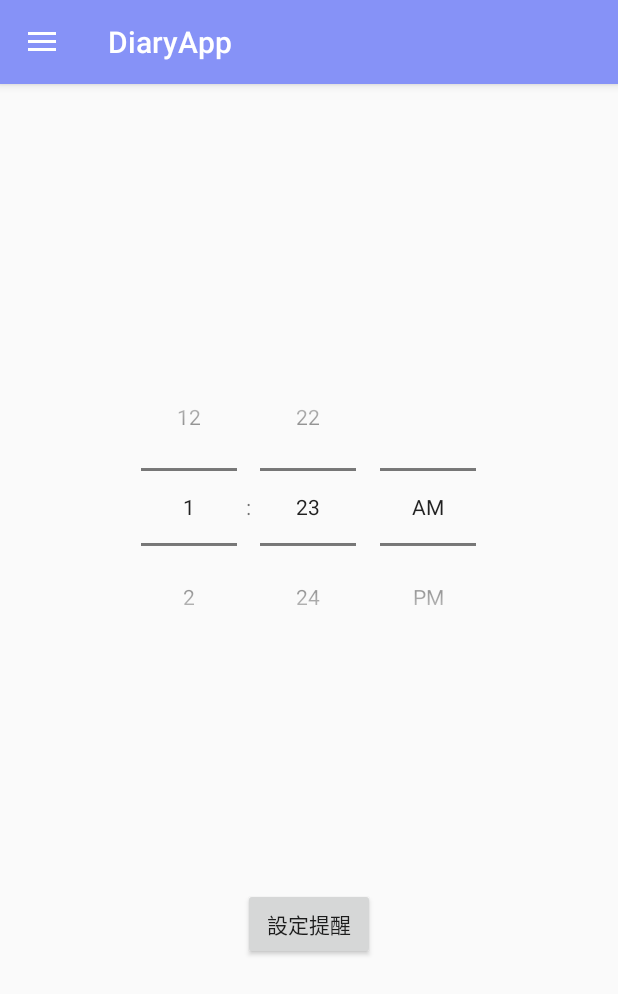
After one commit to wenyu8020/DiaryAPP, an Android app: the fragment ReminderFragment placed in its activity, on a phone screen of 412 x 824 dp. The commit adds this screen. Shown: the top 994 px of the screen. Run offline under Robolectric (Android 15) with nearby library versions, the phone set to English and light mode, and no system bars.

Commit message:
add Reminder function (not finished)

```diff
--- a/app/src/main/java/com/example/diaryapp/MainActivity.java
+++ b/app/src/main/java/com/example/diaryapp/MainActivity.java
@@ -70,6 +70,8 @@ public class MainActivity extends AppCompatActivity implements NavigationView.On
             getSupportFragmentManager().beginTransaction().replace(R.id.fragment_container, new ShareFragment()).commit();
         } else if (itemId == R.id.nav_pomodoro) {
             getSupportFragmentManager().beginTransaction().replace(R.id.fragment_container, new PomodoroFragment()).commit();
+        } else if (itemId == R.id.nav_reminder) {
+            getSupportFragmentManager().beginTransaction().replace(R.id.fragment_container, new ReminderFragment()).commit();
         } else if (itemId == R.id.nav_logout) {
             Toast.makeText(this, "Logout!", Toast.LENGTH_SHORT).show();
         }
--- /dev/null
+++ b/app/src/main/java/com/example/diaryapp/ReminderFragment.java
@@ -0,0 +1,19 @@
+package com.example.diaryapp;
+
+import android.os.Bundle;
+import android.view.LayoutInflater;
+import android.view.View;
+import android.view.ViewGroup;
+
+import androidx.fragment.app.Fragment;
+
+public class ReminderFragment extends Fragment {
+
+
+    @Override
+    public View onCreateView(LayoutInflater inflater, ViewGroup container,
+                             Bundle savedInstanceState) {
+        // Inflate the layout for this fragment
+        return inflater.inflate(R.layout.fragment_reminder, container, false);
+    }
+}
--- /dev/null
+++ b/app/src/main/res/drawable/nav_reminder.xml
@@ -0,0 +1,11 @@
+<vector xmlns:android="http://schemas.android.com/apk/res/android" android:height="24dp" android:viewportHeight="512" android:viewportWidth="512" android:width="24dp">
+
+    <path android:fillColor="#000000" android:pathData="M245.9,2.8c-3.9,2 -6.2,4.1 -8.4,7.7 -2.9,4.7 -3,5.2 -3.4,19.4l-0.3,14.6 -8.7,1.7c-63.3,12.4 -111.7,66.8 -118.1,132.7 -0.5,5.3 -1,26.7 -1,47.6 0,41 -0.6,48 -5.5,65 -3.8,13.2 -9.7,25.9 -17.4,37.7 -7.7,11.6 -13.9,18.9 -25.8,30.2 -12.4,11.7 -16.9,23 -14.3,36 3.2,16.2 14.5,27.5 30.5,30.6 4.4,0.8 54.7,1 186,0.8l180,-0.3 5.7,-2.3c8.1,-3.3 16,-10.8 20,-19 3,-6 3.3,-7.5 3.3,-15.7 0,-13.6 -2.6,-18.4 -19.6,-35.5 -22.6,-22.7 -34.5,-44.3 -41,-73.8 -2,-8.8 -2.2,-14.1 -2.9,-58.7 -0.8,-53.3 -1.1,-56.3 -7.5,-76.1 -16.3,-49.8 -59.8,-88.7 -111.4,-99.3l-8.6,-1.8 -0.5,-14.4c-0.6,-16.2 -1.7,-19.9 -7.7,-24.8 -6.9,-5.7 -15.3,-6.5 -23.4,-2.3z" android:strokeColor="#00000000"/>
+
+    <path android:fillColor="#000000" android:pathData="M106.5,17.5c-5.1,1.8 -19.4,16.5 -31.3,32.4 -32.9,43.6 -51.3,94.6 -53.8,148.6 -0.8,16.4 0.1,20.8 5.2,26.5 9.6,10.6 26.7,8.8 34,-3.5 2.4,-4.2 2.7,-5.9 3.5,-20.5 1.7,-32.9 8.5,-60 21.9,-87.5 9.9,-20.4 20.5,-36 36.7,-54.1 10.8,-12 12.4,-14.9 12.4,-21.7 0,-6.5 -1.4,-10.3 -5.4,-14.6 -6.2,-6.5 -14.7,-8.6 -23.2,-5.6z" android:strokeColor="#00000000"/>
+
+    <path android:fillColor="#000000" android:pathData="M389.6,17.5c-7.9,2.8 -13.5,11 -13.6,19.8 0,6.9 1.9,10.5 10.1,19.4 38.8,41.8 58.3,88.4 61.5,147.3 0.7,13.5 1.9,17.3 7.1,22.2 10.4,9.9 26.7,6.7 33.5,-6.7 1.9,-3.7 2,-5.1 1.5,-21 -1.8,-47.8 -16.7,-94.1 -43.3,-134.2 -13.9,-20.9 -33.3,-42.9 -40.9,-46.4 -4.7,-2.2 -10.5,-2.3 -15.9,-0.4z" android:strokeColor="#00000000"/>
+
+    <path android:fillColor="#000000" android:pathData="M178.6,453.2c2.4,8.7 9.9,22.9 15.8,30 9.9,11.9 26.1,22.2 41.6,26.4 9.9,2.7 30.1,2.5 40.3,-0.4 26.9,-7.7 47.6,-27.6 55.6,-53.6 1.1,-3.7 2.1,-7 2.1,-7.2 0,-0.2 -35.3,-0.4 -78.4,-0.4l-78.5,-0 1.5,5.2z" android:strokeColor="#00000000"/>
+
+</vector>
--- a/app/src/main/res/layout/activity_main.xml
+++ b/app/src/main/res/layout/activity_main.xml
@@ -25,9 +25,9 @@
             app:popupTheme="@style/ThemeOverlay.AppCompat.Light"/>
 
         <FrameLayout
+            android:id="@+id/fragment_container"
             android:layout_width="match_parent"
-            android:layout_height="match_parent"
-            android:id="@+id/fragment_container"/>
+            android:layout_height="match_parent" />
 
     </LinearLayout>
 
--- /dev/null
+++ b/app/src/main/res/layout/fragment_reminder.xml
@@ -0,0 +1,30 @@
+<?xml version="1.0" encoding="utf-8"?>
+<androidx.constraintlayout.widget.ConstraintLayout
+    xmlns:android="http://schemas.android.com/apk/res/android"
+    xmlns:app="http://schemas.android.com/apk/res-auto"
+    android:layout_width="match_parent"
+    android:layout_height="match_parent"
+    android:padding="16dp">
+
+    <TimePicker
+        android:id="@+id/timePicker"
+        android:layout_width="wrap_content"
+        android:layout_height="wrap_content"
+        android:layout_marginTop="160dp"
+        android:timePickerMode="spinner"
+        app:layout_constraintEnd_toEndOf="parent"
+        app:layout_constraintHorizontal_bias="0.495"
+        app:layout_constraintStart_toStartOf="parent"
+        app:layout_constraintTop_toTopOf="parent" />
+
+    <Button
+        android:id="@+id/btnSetReminder"
+        android:layout_width="wrap_content"
+        android:layout_height="wrap_content"
+        android:layout_marginTop="148dp"
+        android:text="設定提醒"
+        app:layout_constraintEnd_toEndOf="parent"
+        app:layout_constraintStart_toStartOf="parent"
+        app:layout_constraintTop_toBottomOf="@id/timePicker" />
+
+</androidx.constraintlayout.widget.ConstraintLayout>
--- a/app/src/main/res/menu/nav_menu.xml
+++ b/app/src/main/res/menu/nav_menu.xml
@@ -27,6 +27,11 @@
             android:title="Pomodoro"/>
 
         <item
+            android:id="@+id/nav_reminder"
+            android:icon="@drawable/nav_reminder"
+            android:title="Reminder"/>
+
+        <item
             android:id="@+id/nav_share"
             android:icon="@drawable/nav_share"
             android:title="Share"/>
```
